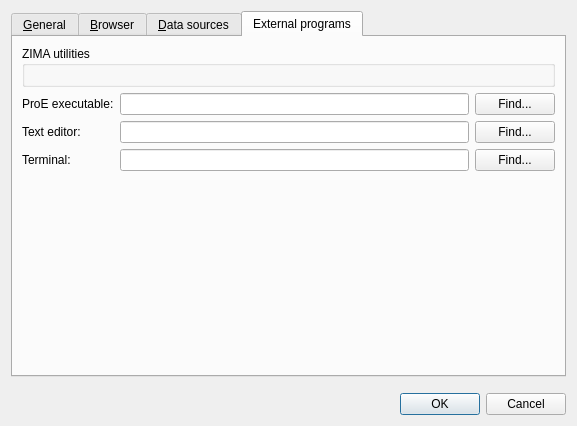
ZIMA-Engineering/ZIMA-CAD-Parts, file src/settingsdialog.ui: the form before one commit.
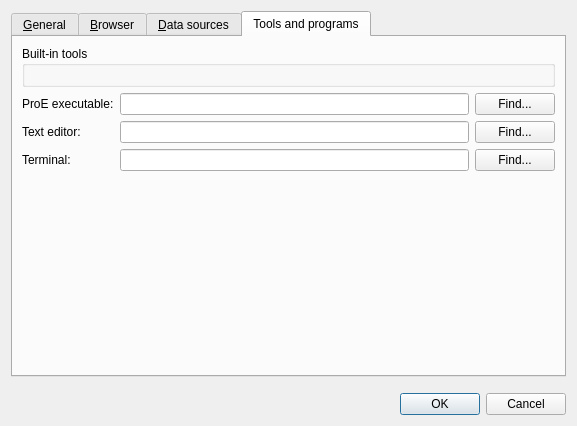
The form after the commit. The open tabs and pages were chosen to show the change.

Commit message: Integrate built-in tools through shared GUI and CLI commands

What changed in the file:
```diff
--- a/src/settingsdialog.ui
+++ b/src/settingsdialog.ui
@@ -343,7 +343,7 @@
      </widget>
      <widget class="QWidget" name="tab_4">
       <attribute name="title">
-       <string>External programs</string>
+       <string>Tools and programs</string>
       </attribute>
       <layout class="QGridLayout" name="gridLayout_3">
        <item row="3" column="1">
@@ -372,7 +372,7 @@
        <item row="0" column="0" colspan="3">
         <widget class="QGroupBox" name="zimaUtilsGroupBox">
          <property name="title">
-          <string>ZIMA utilities</string>
+          <string>Built-in tools</string>
          </property>
          <layout class="QGridLayout" name="gridLayout"/>
         </widget>
```
The commit also changes 40 other files.
